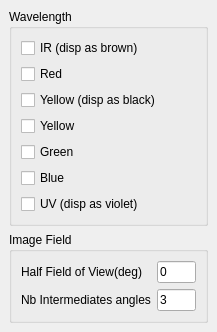
Old version of the form DockLightProperties.ui in the repository edeforas/Astree.
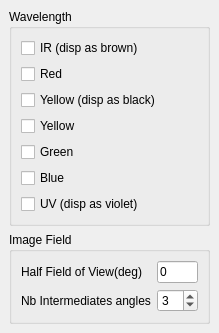
New version of the form.

```diff
--- a/DockLightProperties.ui
+++ b/DockLightProperties.ui
@@ -106,9 +106,12 @@
           </widget>
          </item>
          <item row="1" column="1">
-          <widget class="QLineEdit" name="leNbSteps">
-           <property name="text">
-            <string>3</string>
+          <widget class="QSpinBox" name="spNbAngles">
+           <property name="minimum">
+            <number>1</number>
+           </property>
+           <property name="value">
+            <number>3</number>
            </property>
           </widget>
          </item>
```
